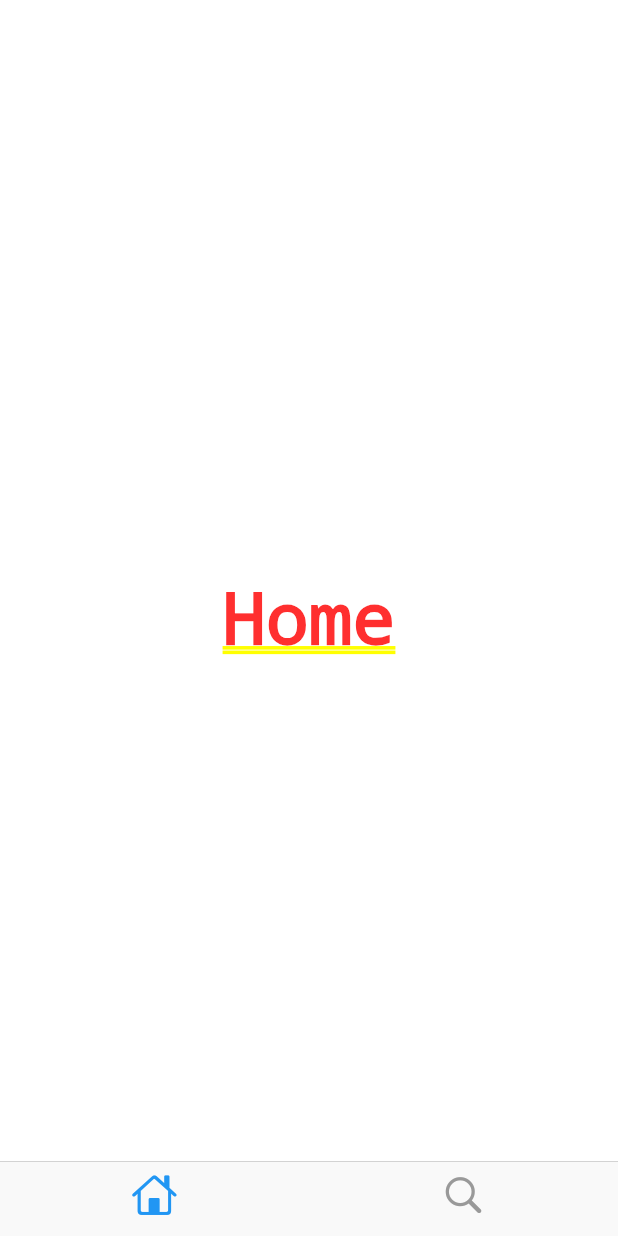
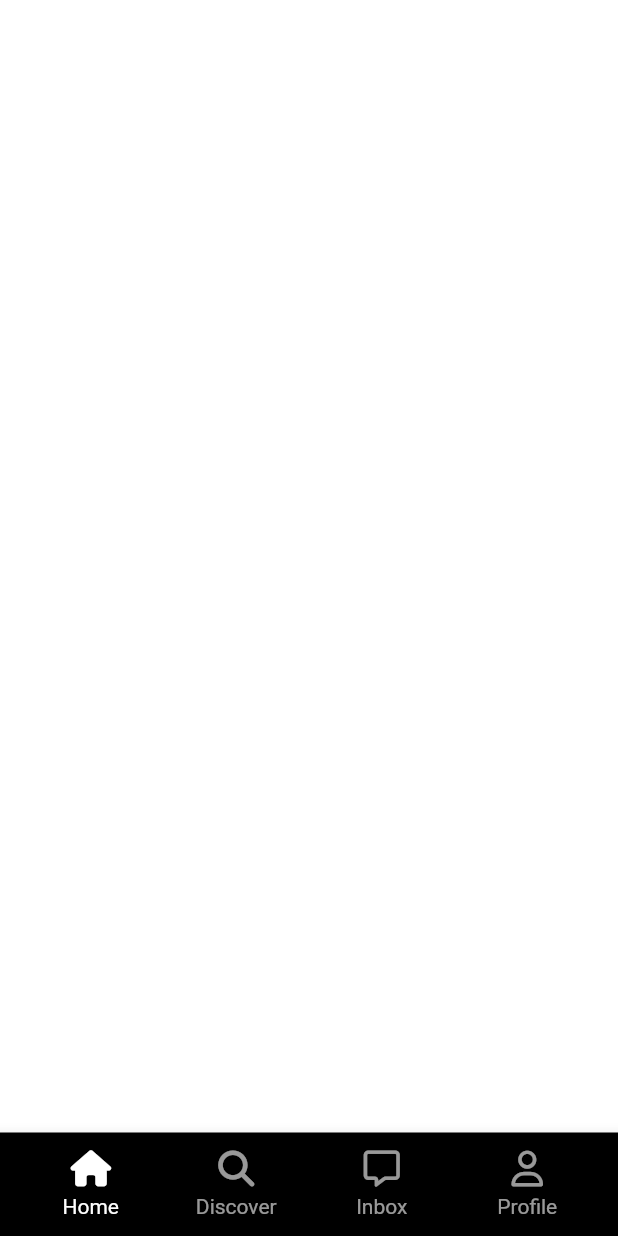
Before and after one commit to ikang9712/tiktok-clone, a Flutter app: the screen it shows after launch, on a phone screen of 412 x 824 dp. Run offline on Flutter 3.47's test engine with Material 2 defaults, Android fonts, the phone set to English and light mode, and no system bars; our stand-ins replace font_awesome_flutter.

Commit message:
navigationbar: customized

```diff
--- /dev/null
+++ b/lib/features/authentication/widgets/nav_tab.dart
@@ -0,0 +1,46 @@
+import 'package:flutter/material.dart';
+import 'package:font_awesome_flutter/font_awesome_flutter.dart';
+import 'package:tiktok_clone/constants/gaps.dart';
+
+class NavTab extends StatelessWidget {
+  const NavTab(
+      {Key? key,
+      required this.text,
+      required this.isSelected,
+      required this.icon,
+      required this.onTap})
+      : super(key: key);
+  final String text;
+  final bool isSelected;
+  final IconData icon;
+  final Function onTap;
+  @override
+  Widget build(BuildContext context) {
+    return Expanded(
+      child: GestureDetector(
+        onTap: () => onTap(),
+        child: Container(
+          color: Colors.black,
+          child: AnimatedOpacity(
+            duration: const Duration(milliseconds: 100),
+            opacity: isSelected ? 1 : 0.6,
+            child: Column(
+              mainAxisSize: MainAxisSize.min,
+              children: [
+                FaIcon(
+                  icon,
+                  color: Colors.white,
+                ),
+                Gaps.v5,
+                Text(
+                  text,
+                  style: const TextStyle(color: Colors.white),
+                )
+              ],
+            ),
+          ),
+        ),
+      ),
+    );
+  }
+}
--- a/lib/features/main_navigation/main_navigation_screen.dart
+++ b/lib/features/main_navigation/main_navigation_screen.dart
@@ -1,4 +1,7 @@
-import 'package:flutter/cupertino.dart';
+import 'package:flutter/material.dart';
+import 'package:font_awesome_flutter/font_awesome_flutter.dart';
+import 'package:tiktok_clone/constants/sizes.dart';
+import 'package:tiktok_clone/features/authentication/widgets/nav_tab.dart';
 
 class MainNavigationScreen extends StatefulWidget {
   const MainNavigationScreen({Key? key}) : super(key: key);
@@ -30,12 +33,42 @@ class _MainNavigationScreenState extends State<MainNavigationScreen> {
 
   @override
   Widget build(BuildContext context) {
-    return CupertinoTabScaffold(
-      tabBar: CupertinoTabBar(items: const [
-        BottomNavigationBarItem(icon: Icon(CupertinoIcons.house)),
-        BottomNavigationBarItem(icon: Icon(CupertinoIcons.search)),
-      ]),
-      tabBuilder: (context, index) => screens[index],
+    return Scaffold(
+      bottomNavigationBar: BottomAppBar(
+        color: Colors.black,
+        child: Padding(
+          padding: const EdgeInsets.all(Sizes.size12),
+          child: Row(
+            mainAxisAlignment: MainAxisAlignment.spaceBetween,
+            children: [
+              NavTab(
+                text: "Home",
+                isSelected: _selectedIndex == 0,
+                icon: FontAwesomeIcons.house,
+                onTap: () => _onTap(0),
+              ),
+              NavTab(
+                text: "Discover",
+                isSelected: _selectedIndex == 1,
+                icon: FontAwesomeIcons.magnifyingGlass,
+                onTap: () => _onTap(1),
+              ),
+              NavTab(
+                text: "Inbox",
+                isSelected: _selectedIndex == 3,
+                icon: FontAwesomeIcons.message,
+                onTap: () => _onTap(3),
+              ),
+              NavTab(
+                text: "Profile",
+                isSelected: _selectedIndex == 4,
+                icon: FontAwesomeIcons.user,
+                onTap: () => _onTap(4),
+              ),
+            ],
+          ),
+        ),
+      ),
     );
   }
 }
```
